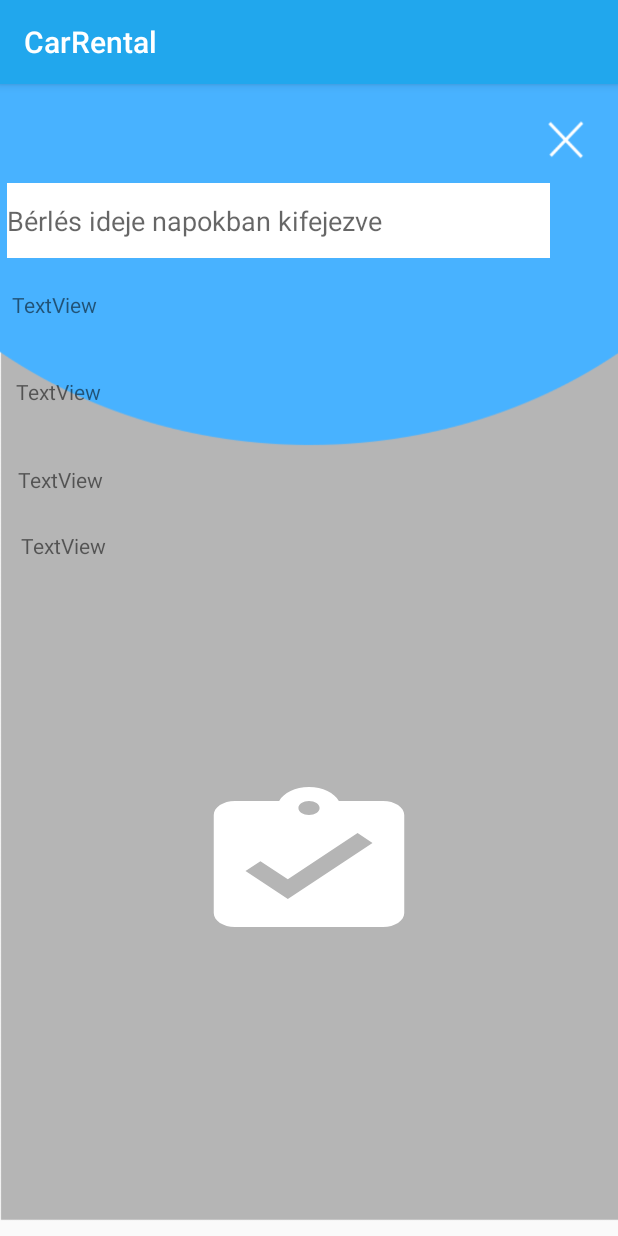
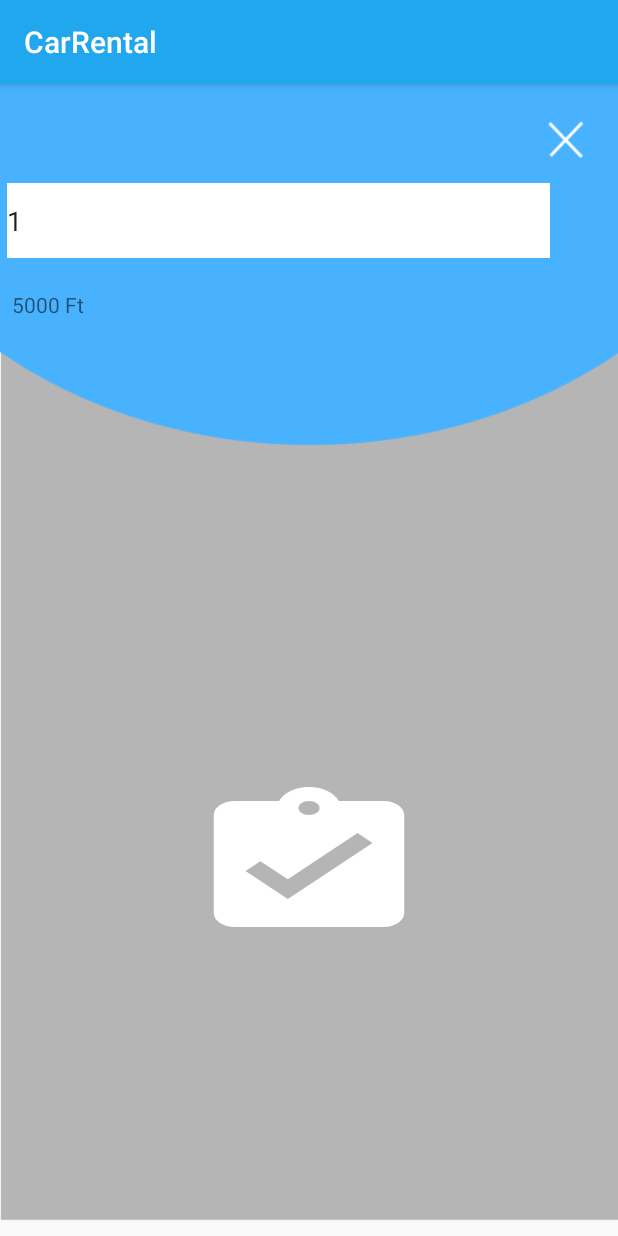
Before and after one commit to vereczkibalint/szakmaigyakorlat_2days, an Android app: the Autok screen opened directly, with no data from a screen before it, after a tap on "KI SZERETNÉM BÉRELNI", on a phone screen of 412 x 824 dp. Run offline under Robolectric (Android 15) with nearby library versions, the phone set to English and light mode, and no system bars.

Commit message:
added sharedpref for user data and rental data

```diff
--- a/CarRental/app/src/main/java/hu/nagy/kristof/carrental/Autok.java
+++ b/CarRental/app/src/main/java/hu/nagy/kristof/carrental/Autok.java
@@ -3,6 +3,7 @@ package hu.nagy.kristof.carrental;
 import androidx.appcompat.app.AppCompatActivity;
 
 import android.content.Intent;
+import android.content.SharedPreferences;
 import android.os.Bundle;
 import android.util.Log;
 import android.view.View;
@@ -41,6 +42,8 @@ public class Autok extends AppCompatActivity {
     TextView fordPriceperday;
     TextView fordkolcsonozheto;
 
+    SharedPreferences sharedPrefVegosszeg;
+
     Button suzukiKolcsonzes, poloKolcsonzes, mazdaKolcsonzes, fordKolcsonzes;
 
     @Override
@@ -48,15 +51,20 @@ public class Autok extends AppCompatActivity {
         super.onCreate(savedInstanceState);
         setContentView(R.layout.activity_autok);
 
+        sharedPrefVegosszeg = getApplicationContext().getSharedPreferences("vegosszeg", 0);
+
         suzukiKolcsonzes=(Button)findViewById(R.id.suzukiBerles);
         poloKolcsonzes=(Button)findViewById(R.id.poloBerles);
         mazdaKolcsonzes=(Button)findViewById(R.id.mazdaBerles);
         fordKolcsonzes=(Button)findViewById(R.id.fordBerles);
 
         final Intent intent = new Intent(Autok.this,ParameterezoActivity.class);
+
         suzukiKolcsonzes.setOnClickListener(new View.OnClickListener() {
             @Override
             public void onClick(View v) {
+                int osszeg = Integer.parseInt(suzukiPriceperday.getText().toString().split("Ft")[0]);
+                setVegosszegPref(osszeg);
                 startActivity(intent);
             }
         });
@@ -64,6 +72,8 @@ public class Autok extends AppCompatActivity {
         poloKolcsonzes.setOnClickListener(new View.OnClickListener() {
             @Override
             public void onClick(View v) {
+                int osszeg = Integer.parseInt(volkswagenPriceperday.getText().toString().split("Ft")[0]);
+                setVegosszegPref(osszeg);
                 startActivity(intent);
             }
         });
@@ -71,6 +81,8 @@ public class Autok extends AppCompatActivity {
         mazdaKolcsonzes.setOnClickListener(new View.OnClickListener() {
             @Override
             public void onClick(View v) {
+                int osszeg = Integer.parseInt(mazdaPriceperday.getText().toString().split("Ft")[0]);
+                setVegosszegPref(osszeg);
                 startActivity(intent);
             }
         });
@@ -78,6 +90,8 @@ public class Autok extends AppCompatActivity {
         fordKolcsonzes.setOnClickListener(new View.OnClickListener() {
             @Override
             public void onClick(View v) {
+                int osszeg = Integer.parseInt(fordPriceperday.getText().toString().split("Ft")[0]);
+                setVegosszegPref(osszeg);
                 startActivity(intent);
             }
         });
@@ -88,28 +102,24 @@ public class Autok extends AppCompatActivity {
         for(Car c : cars) {
             switch (c.getBrand()) {
                 case "Suzuki":
-                    Log.d("brand", c.getBrand());
                     suzukiBrand.setText(c.getBrand());
                     suzukiModel.setText(c.getModel());
                     suzukiYear.setText(c.getYear().toString());
                     suzukiPriceperday.setText(c.getPricePerDay().toString() + "Ft / nap");
                     break;
                 case "Mazda":
-                    Log.d("brand", c.getBrand());
                     mazdaBrand.setText(c.getBrand());
                     mazdaModel.setText(c.getModel());
                     mazdaYear.setText(c.getYear().toString());
                     mazdaPriceperday.setText(c.getPricePerDay().toString() + "Ft / nap");
                     break;
                 case "Volkswagen":
-                    Log.d("brand", c.getBrand());
                     volkswagenBrand.setText(c.getBrand());
                     volkswagenModel.setText(c.getModel());
                     volkswagenYear.setText(c.getYear().toString());
                     volkswagenPriceperday.setText(c.getPricePerDay().toString() + "Ft / nap");
                     break;
                 case "Ford":
-                    Log.d("brand", c.getBrand());
                     fordBrand.setText(c.getBrand());
                     fordModel.setText(c.getModel());
                     fordYear.setText(c.getYear().toString());
@@ -145,4 +155,11 @@ public class Autok extends AppCompatActivity {
         fordPriceperday = (TextView)findViewById(R.id.fordPriceperday);
         fordkolcsonozheto = (TextView)findViewById(R.id.fordKolcsonozheto);
     }
+
+    protected void setVegosszegPref(int amount){
+        SharedPreferences.Editor vegosszegEditor = sharedPrefVegosszeg.edit();
+        vegosszegEditor.putInt("osszesen", amount);
+        vegosszegEditor.apply();
+        Log.d("vegosszegset", String.valueOf(sharedPrefVegosszeg.getInt("osszesen",0)));
+    }
 }
--- a/CarRental/app/src/main/java/hu/nagy/kristof/carrental/ParameterezoActivity.java
+++ b/CarRental/app/src/main/java/hu/nagy/kristof/carrental/ParameterezoActivity.java
@@ -3,7 +3,10 @@ package hu.nagy.kristof.carrental;
 import androidx.appcompat.app.AppCompatActivity;
 
 import android.content.Intent;
+import android.content.SharedPreferences;
 import android.os.Bundle;
+import android.text.InputType;
+import android.util.Log;
 import android.view.View;
 import android.widget.Button;
 import android.widget.EditText;
@@ -15,18 +18,28 @@ public class ParameterezoActivity extends AppCompatActivity {
     EditText napok;
     TextView napokszama, vegosszeg, emailcim, telefonSzam, berloNeve;
     Button rendelesVeglegesites;
+    SharedPreferences sharedPrefUsers, sharedPrefVegosszeg;
 
     @Override
     protected void onCreate(Bundle savedInstanceState) {
         super.onCreate(savedInstanceState);
         setContentView(R.layout.activity_parameterezo);
+        sharedPrefUsers = getApplicationContext().getSharedPreferences("users", 0);
+        sharedPrefVegosszeg = getApplicationContext().getSharedPreferences("vegosszeg",0);
 
 
         napok = (EditText)findViewById(R.id.napText);
+        napok.setText("1", TextView.BufferType.EDITABLE);
+        napok.setInputType(InputType.TYPE_CLASS_NUMBER);
         vegosszeg = (TextView) findViewById(R.id.vegosszegText);
+        vegosszeg.setText(String.valueOf(sharedPrefVegosszeg.getInt("osszesen",0)) + " Ft");
         emailcim=(TextView) findViewById(R.id.email);
+        emailcim.setText(sharedPrefUsers.getString("email",""));
         telefonSzam=(TextView) findViewById(R.id.telefonszam);
+        telefonSzam.setText(sharedPrefUsers.getString("phoneNumber", ""));
         berloNeve=(TextView) findViewById(R.id.nev);
+        berloNeve.setText(sharedPrefUsers.getString("name",""));
+
 
         rendelesVeglegesites=(Button) findViewById(R.id.orderfinalize);
 
--- a/CarRental/app/src/main/res/layout/activity_parameterezo.xml
+++ b/CarRental/app/src/main/res/layout/activity_parameterezo.xml
@@ -24,8 +24,7 @@
         app:layout_constraintBottom_toBottomOf="parent"
         app:layout_constraintEnd_toEndOf="parent"
         app:layout_constraintHorizontal_bias="1.0"
-        app:layout_constraintStart_toStartOf="parent"
-        app:layout_constraintTop_toBottomOf="@+id/textView" />
+        app:layout_constraintStart_toStartOf="parent"/>
 
     <TextView
         android:id="@+id/vegosszegText"
```
Also changed, not shown: CarRental/app/src/main/java/hu/nagy/kristof/carrental/MainActivity.java (+40 -2 lines).
